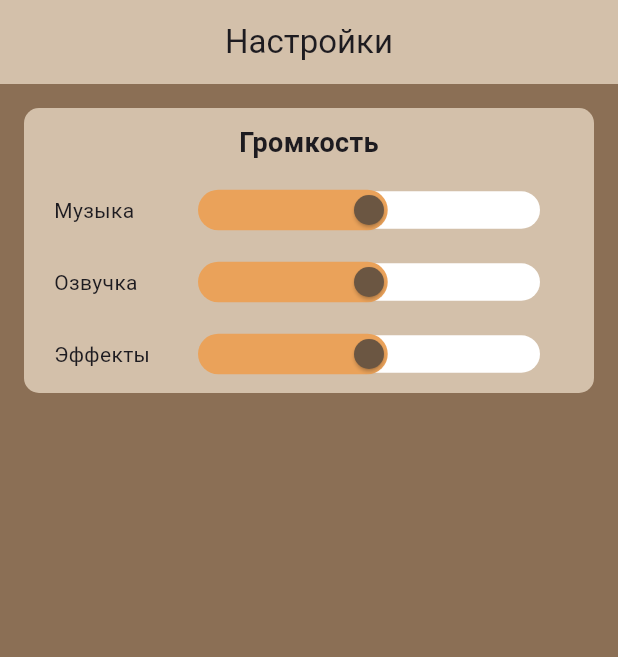
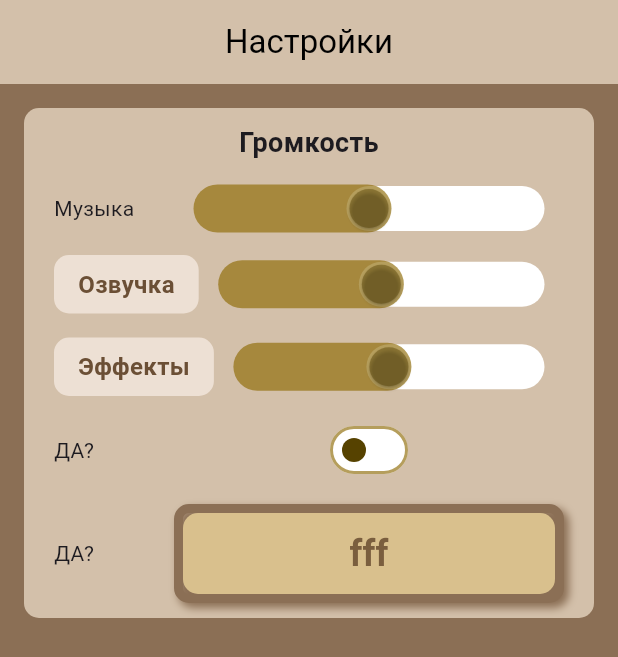
Before and after one commit to Xofty1/ShelterAI, a Flutter app: the screen it shows after launch, on a phone screen of 412 x 824 dp. Shown: the top 657 px of the screen. Run offline on Flutter 3.47's test engine with Material 3 defaults, Android fonts, the phone set to English and light mode, and no system bars; our stand-ins replace shared_preferences.

Commit message:
add: label button switch slider theme

```diff
--- a/lib/core/app_shared_preference/settings.dart
+++ /dev/null
@@ -1,12 +0,0 @@
-class Settings{
-
-  Settings(this.sound, this.theme);
-
-  bool sound = false;
-  bool theme = false;
-}
-
-enum Theme {
-  DARK,
-  LIGHT,
-}
--- a/lib/main.dart
+++ b/lib/main.dart
@@ -1,5 +1,6 @@
 import 'package:flutter/material.dart';
 import 'package:shelter_ai/presentation/global_settings_screen/global_settings_widget.dart';
+import 'package:shelter_ai/presentation/theme/theme.dart';
 
 import 'core/app_shared_preference/app_shared_preference.dart';
 
@@ -14,8 +15,11 @@ class MyApp extends StatelessWidget {
 
   @override
   Widget build(BuildContext context) {
-    return const MaterialApp(
-      home: GlobalSettingsWidget(),
+    final Brightness platformBrightness = MediaQuery.platformBrightnessOf(context);
+    final bool isSystemDark = platformBrightness == Brightness.dark;
+    return MaterialApp(
+      theme: isSystemDark ? lightTheme /* <= тут заменить на darkTheme */ : lightTheme,
+      home: const GlobalSettingsWidget(),
     );
   }
 }
--- a/lib/presentation/global_settings_screen/global_settings_widget.dart
+++ b/lib/presentation/global_settings_screen/global_settings_widget.dart
@@ -1,8 +1,10 @@
 import 'package:flutter/material.dart';
-import 'package:shelter_ai/presentation/global_settings_screen/utils/slider_settings.dart';
-import 'package:shelter_ai/presentation/global_settings_screen/utils/switch_settings.dart';
+import 'package:shelter_ai/presentation/ui_items/button.dart';
+import 'package:shelter_ai/presentation/ui_items/slider_settings.dart';
+import 'package:shelter_ai/presentation/ui_items/switch_settings.dart';
 
 import '../../core/app_shared_preference/app_shared_preference.dart';
+import '../ui_items/label.dart';
 
 class GlobalSettingsWidget extends StatelessWidget {
   const GlobalSettingsWidget({super.key});
@@ -13,8 +15,11 @@ class GlobalSettingsWidget extends StatelessWidget {
       backgroundColor: const Color(0xFF8B6F55),
       appBar: AppBar(
         backgroundColor: const Color(0xFFD3C0AA),
-        title: const Center(
-          child: Text("Настройки"),
+        title: Center(
+          child: Text(
+            "Настройки",
+            style: TextStyle(color: Theme.of(context).appBarTheme.foregroundColor),
+          ),
         ),
       ),
       body: SingleChildScrollView(
@@ -57,10 +62,7 @@ class GlobalSettingsWidget extends StatelessWidget {
                 Row(
                   mainAxisAlignment: MainAxisAlignment.spaceBetween,
                   children: [
-                    const SizedBox(
-                      width: 80,
-                      child: Text("Озвучка"),
-                    ),
+                    const LabelWidget(text: "Озвучка"),
                     Expanded(
                       child: SliderSettings(
                         loadSetting: () =>
@@ -76,10 +78,7 @@ class GlobalSettingsWidget extends StatelessWidget {
                 Row(
                   mainAxisAlignment: MainAxisAlignment.spaceBetween,
                   children: [
-                    const SizedBox(
-                      width: 80,
-                      child: Text("Эффекты"),
-                    ),
+                    const LabelWidget(text: "Эффекты"),
                     Expanded(
                       child: SliderSettings(
                         loadSetting: () =>
@@ -87,6 +86,41 @@ class GlobalSettingsWidget extends StatelessWidget {
                         saveSetting: (value) async =>
                             await AppSharedPreference()
                                 .saveDouble("effects", value),
+                      ),
+                    ),
+                  ],
+                ),
+                const SizedBox(height: 16),
+                Row(
+                  mainAxisAlignment: MainAxisAlignment.spaceBetween,
+                  children: [
+                    const SizedBox(
+                      width: 80,
+                      child: Text("ДА?"),
+                    ),
+                    Expanded(
+                      child: SwitchSettings(
+                        loadSetting: () =>
+                        AppSharedPreference().getBool("yes") ?? false,
+                        saveSetting: (value) async =>
+                        await AppSharedPreference()
+                            .saveBool("yes", value),
+                      ),
+                    ),
+                  ],
+                ),
+                const SizedBox(height: 16),
+                Row(
+                  mainAxisAlignment: MainAxisAlignment.spaceBetween,
+                  children: [
+                    const SizedBox(
+                      width: 80,
+                      child: Text("ДА?"),
+                    ),
+                    Expanded(
+                      child: CustomButton(
+                        text: "fff",
+                        onPressed: () {}
                       ),
                     ),
                   ],
--- a/lib/presentation/global_settings_screen/utils/switch_settings.dart
+++ /dev/null
@@ -1,44 +0,0 @@
-import 'package:flutter/material.dart';
-
-import '../../../core/app_shared_preference/app_shared_preference.dart';
-
-class SwitchSettings extends StatefulWidget {
-  final String settingKey;
-
-  const SwitchSettings({super.key, required this.settingKey});
-
-  @override
-  State<SwitchSettings> createState() => _SwitchSettingsState();
-}
-
-class _SwitchSettingsState extends State<SwitchSettings> {
-  bool curSettingValue = true; // Значение по умолчанию
-
-  @override
-  void initState() {
-    super.initState();
-    _loadSetting(); // Загружаем данные при старте
-  }
-
-  /// Загружаем настройки
-  void _loadSetting()  {
-    bool value = AppSharedPreference().getBool(widget.settingKey) ?? false;
-    setState(() {
-      curSettingValue = value;
-    });
-  }
-  @override
-  Widget build(BuildContext context) {
-    return Switch(
-      // This bool value toggles the switch.
-      value: curSettingValue,
-      activeColor: Colors.red,
-      onChanged: (bool value) {
-        setState(() {
-          curSettingValue = value;
-        });
-        AppSharedPreference().saveBool(widget.settingKey, curSettingValue);
-      },
-    );
-  }
-}
--- /dev/null
+++ b/lib/presentation/theme/theme.dart
@@ -0,0 +1,59 @@
+import 'package:flutter/material.dart';
+
+// Легкая тема приложения (для светлого режима)
+ThemeData get lightTheme => ThemeData(
+  brightness: Brightness.light, // Устанавливает яркость на светлую (по умолчанию для светлой темы)
+  primaryColor: Colors.brown, // Основной цвет приложения (цвет на панелях, кнопках и т. д.)
+  scaffoldBackgroundColor: const Color(0xFFD3C0AA), // Цвет фона для основного экрана (scaffold)
+  appBarTheme: const AppBarTheme(
+    backgroundColor: Colors.brown, // Цвет фона для AppBar (верхней панели)
+    foregroundColor: Colors.black, // Цвет текста и иконок на AppBar
+  ),
+  switchTheme: _switchThemeData(), // Настройки внешнего вида переключателя (Switch)
+  sliderTheme: _sliderThemeData(), // Настройки внешнего вида ползунка (Slider)
+);
+
+// Тема для темного режима
+ThemeData get darkTheme => ThemeData(
+  brightness: Brightness.dark, // Устанавливает яркость на темную (по умолчанию для темной темы)
+  primaryColor: Colors.black, // Основной цвет приложения (черный для темной темы)
+  scaffoldBackgroundColor: Colors.grey[900], // Темный фон для основного экрана
+  appBarTheme: const AppBarTheme(
+    backgroundColor: Colors.black, // Цвет фона для AppBar в темной теме
+    foregroundColor: Colors.white, // Цвет текста и иконок на AppBar в темной теме
+  ),
+);
+
+// Настройка внешнего вида переключателя (Switch)
+SwitchThemeData _switchThemeData() {
+  return SwitchThemeData(
+    trackOutlineColor: WidgetStateProperty.all(const Color(0xA38C6800)),
+    thumbColor: WidgetStateProperty.resolveWith<Color>( // Цвет "ползунка" переключателя
+          (states) => const Color(0xFF564200), // Когда переключатель включен, его цвет
+    ),
+    trackColor: WidgetStateProperty.resolveWith<Color>( // Цвет полоски, по которой двигается ползунок
+          (states) => states.contains(WidgetState.selected)
+          ? const Color(0xA38C6800) // Когда переключатель включен
+          : Colors.white, // Когда переключатель выключен
+    ),
+    materialTapTargetSize: MaterialTapTargetSize.shrinkWrap, // Размер области нажатия для Switch
+  );
+}
+
+// Настройка внешнего вида ползунка (Slider)
+SliderThemeData _sliderThemeData() {
+  return const SliderThemeData(
+    trackHeight: 30, // Высота дорожки ползунка
+    thumbShape: RoundSliderThumbShape(enabledThumbRadius: 13), // Форма и размер ползунка
+    overlayShape: RoundSliderOverlayShape(overlayRadius: 13), // Форма и размер оверлея при нажатии
+    activeTrackColor: Color(0xA38C6800), // Цвет активной дорожки ползунка
+    inactiveTrackColor: Colors.white, // Цвет неактивной дорожки ползунка
+    thumbColor: Color(0x6B564200), // Цвет самого ползунка
+    overlayColor: Color(0x6B564200), // Цвет оверлея ползунка
+    valueIndicatorColor: Colors.white, // Цвет индикатора значения
+    valueIndicatorTextStyle: TextStyle(
+      color: Colors.black, // Цвет текста в индикаторе
+      fontWeight: FontWeight.bold, // Жирный шрифт для текста в индикаторе
+    ),
+  );
+}
--- /dev/null
+++ b/lib/presentation/ui_items/button.dart
@@ -0,0 +1,51 @@
+import 'package:flutter/material.dart';
+
+class CustomButton extends StatelessWidget {
+  final String text;
+  final VoidCallback onPressed;
+
+  const CustomButton({
+    super.key,
+    required this.text,
+    required this.onPressed,
+  });
+
+  @override
+  Widget build(BuildContext context) {
+    return Container(
+      decoration: BoxDecoration(
+        borderRadius: BorderRadius.circular(10),
+        border: Border.all(
+          color: const Color(0xFF8B6F55), // Темный коричневый обводки
+          width: 6,
+        ),
+        boxShadow: const [
+          BoxShadow(
+            color: Color(0xFF8B6F55), // Тень под кнопкой
+            offset: Offset(3, 3),
+            blurRadius: 4,
+          ),
+        ],
+      ),
+      child: ElevatedButton(
+        style: ElevatedButton.styleFrom(
+          backgroundColor: const Color(0xFFD9C08D), // Основной цвет кнопки
+          shape: RoundedRectangleBorder(
+            borderRadius: BorderRadius.circular(10),
+          ),
+          padding: const EdgeInsets.symmetric(vertical: 10, horizontal: 20),
+          elevation: 0,
+        ),
+        onPressed: onPressed,
+        child: Text(
+          text,
+          style: const TextStyle(
+            fontSize: 24,
+            fontWeight: FontWeight.bold,
+            color: Color(0xFF7A5E3E),
+          ),
+        ),
+      ),
+    );
+  }
+}
--- /dev/null
+++ b/lib/presentation/ui_items/label.dart
@@ -0,0 +1,28 @@
+import 'package:flutter/material.dart';
+
+class LabelWidget extends StatelessWidget {
+  final String text;
+
+  const LabelWidget({super.key, required this.text});
+
+  @override
+  Widget build(BuildContext context) {
+    return Container(
+      padding: const EdgeInsets.symmetric(vertical: 8, horizontal: 16),
+      decoration: BoxDecoration(
+        color: const Color(0xFFEDE0D4), // Светлый бежевый цвет
+        borderRadius: BorderRadius.circular(10),
+      ),
+      child: Center(
+        child: Text(
+          text,
+          style: const TextStyle(
+            fontSize: 16,
+            fontWeight: FontWeight.bold,
+            color: Color(0xFF6B4F35), // Коричневый цвет текста
+          ),
+        ),
+      ),
+    );
+  }
+}
--- a/lib/presentation/global_settings_screen/utils/slider_settings.dart
+++ b/lib/presentation/ui_items/slider_settings.dart
@@ -36,28 +36,18 @@ class _SliderSettingsState extends State<SliderSettings> {
 
   @override
   Widget build(BuildContext context) {
-    return SliderTheme(
-      data: const SliderThemeData(
-        trackHeight: 25,
-        thumbShape: RoundSliderThumbShape(enabledThumbRadius: 10),
-        overlayShape: RoundSliderOverlayShape(overlayRadius: 16),
-        activeTrackColor: Color(0xFFEAA25A),
-        inactiveTrackColor: Colors.white,
-        thumbColor: Color.fromRGBO(107, 86, 66, 80),
-      ),
-      child: Slider(
+    return Slider(
       value: _sliderValue,
       min: widget.min,
       max: widget.max,
       divisions: (widget.max - widget.min).toInt(),
-        label: _sliderValue.toStringAsFixed(1),
+      label: _sliderValue.toStringAsFixed(0),
       onChanged: (double value) {
         setState(() {
           _sliderValue = value;
         });
         widget.saveSetting(_sliderValue);
       },
-      ),
     );
   }
 }
--- /dev/null
+++ b/lib/presentation/ui_items/switch_settings.dart
@@ -0,0 +1,42 @@
+import 'package:flutter/material.dart';
+
+class SwitchSettings extends StatefulWidget {
+  final bool Function() loadSetting;
+  final Future<void> Function(bool value) saveSetting;
+
+  const SwitchSettings(
+      {super.key, required this.loadSetting, required this.saveSetting});
+
+  @override
+  State<SwitchSettings> createState() => _SwitchSettingsState();
+}
+
+class _SwitchSettingsState extends State<SwitchSettings> {
+  bool curSettingValue = true;
+
+  @override
+  void initState() {
+    super.initState();
+    _loadSetting();
+  }
+
+  void _loadSetting() {
+    bool value = widget.loadSetting();
+    setState(() {
+      curSettingValue = value;
+    });
+  }
+
+  @override
+  Widget build(BuildContext context) {
+    return Switch(
+      value: curSettingValue,
+      onChanged: (bool value) {
+        setState(() {
+          curSettingValue = value;
+        });
+        widget.saveSetting(curSettingValue);
+      },
+    );
+  }
+}
--- a/pubspec.yaml
+++ b/pubspec.yaml
@@ -12,6 +12,8 @@ dependencies:
   flutter:
     sdk: flutter
   shared_preferences: ^2.5.2
+  flutter_localizations:
+    sdk: flutter
 
   cupertino_icons: ^1.0.2
 
```
Also changed, not shown: pubspec.lock. Lines whose indentation alone changed are shown as unchanged.
